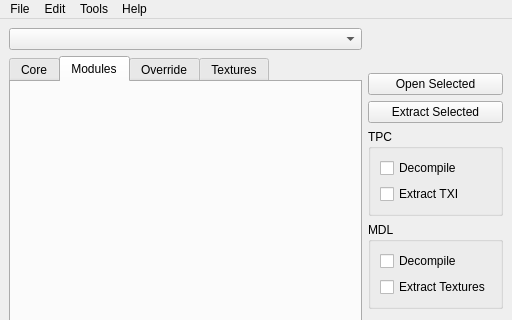
The window that Tools/HolocronToolset/src/ui/windows/main.ui (NickHugi/PyKotor) describes before a commit, drawn with Qt 5; both pictures show x 0 to 512 and y 0 to 320 of the 512 by 471 pixel window.
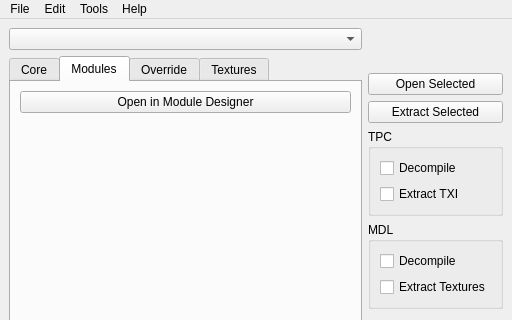
The same window after the commit. The open tabs and pages were chosen to show the change. Icons and pictures are not drawn. Custom widgets are drawn as their Qt base class.

Commit message: Add a shortcut to the module designer (#58)

```diff
--- a/Tools/HolocronToolset/src/ui/windows/main.ui
+++ b/Tools/HolocronToolset/src/ui/windows/main.ui
@@ -82,7 +82,16 @@
          <attribute name="title">
           <string>Modules</string>
          </attribute>
-         <layout class="QGridLayout" name="gridLayout">
+          <layout class="QVBoxLayout" name="verticalLayoutModulesTab">
+            <item>
+            <widget class="QPushButton" name="specialActionButton">
+              <property name="text">
+              <string>Open in Module Designer</string>
+              </property>
+            </widget>
+            </item>
+            <item>
+            <layout class="QGridLayout" name="gridLayoutModules">
           <property name="leftMargin">
            <number>0</number>
           </property>
@@ -98,8 +107,10 @@
           <property name="spacing">
            <number>0</number>
           </property>
-          <item row="0" column="0" rowspan="2" colspan="2">
+              <item row="0" column="0" rowspan="1" colspan="2">
            <widget class="ResourceList" name="modulesWidget" native="true"/>
+              </item>
+            </layout>
           </item>
          </layout>
         </widget>
```
Left out of the diff: 25 changed lines with no effect on the pictures. Lines whose indentation alone changed are shown as unchanged. The commit also changes 6 other files.
